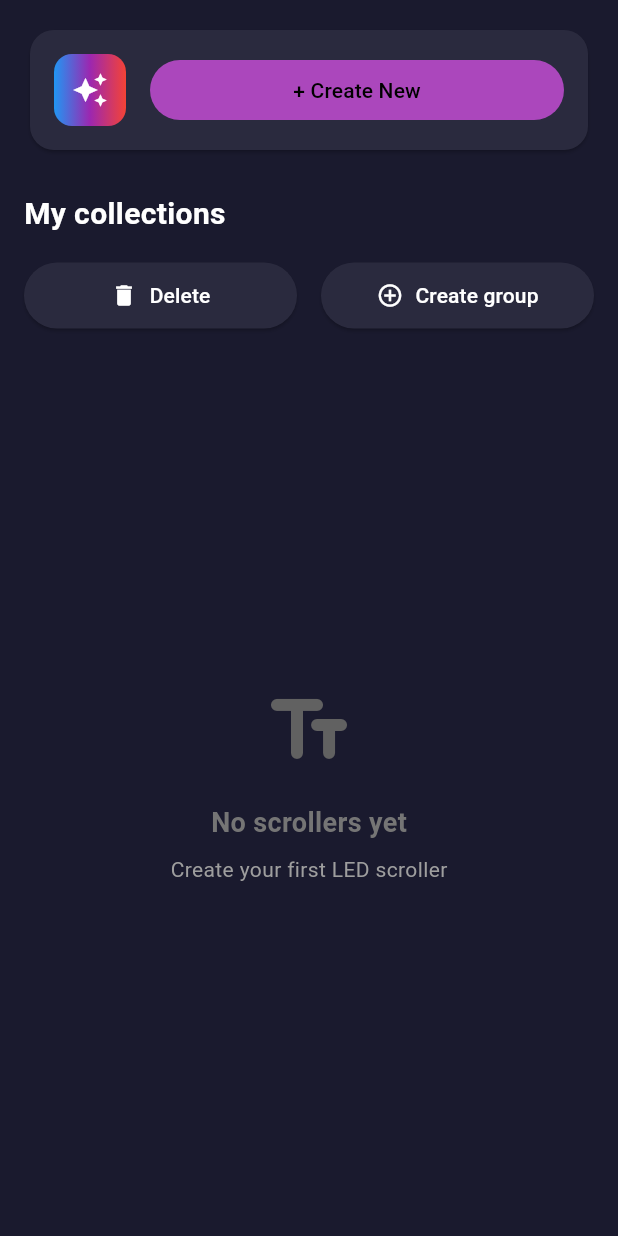
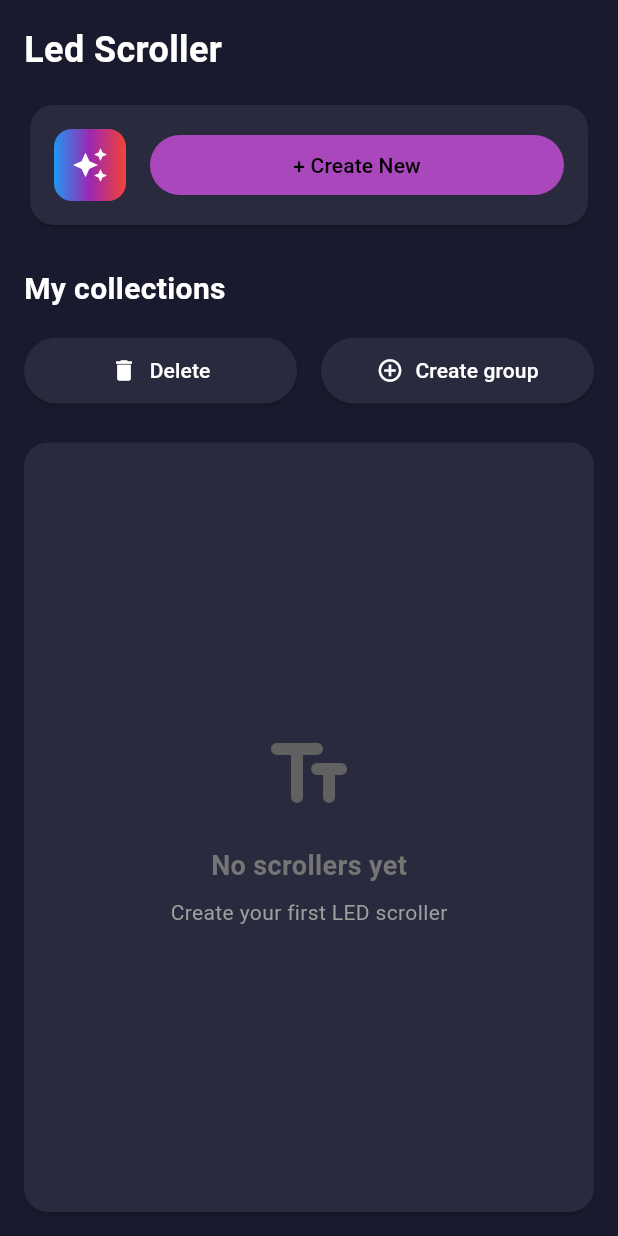
Before and after one commit to s1096137115/led_scroller, a Flutter app: the screen it shows after launch, on a phone screen of 412 x 824 dp. Run offline on Flutter 3.47's test engine with Material 3 defaults, Android fonts, the phone set to English and light mode, and no system bars; our stand-ins replace flutter_riverpod, freezed_annotation, go_router, shared_preferences.

Commit message:
adjust homescreen ui

```diff
--- a/lib/screens/home/home_screen.dart
+++ b/lib/screens/home/home_screen.dart
@@ -30,6 +30,18 @@ class _HomeScreenState extends ConsumerState<HomeScreen> {
           child: Column(
             crossAxisAlignment: CrossAxisAlignment.start,
             children: [
+              // 添加 "Led Scroller" 標題
+              const Padding(
+                padding: EdgeInsets.only(bottom: 16.0),
+                child: Text(
+                  'Led Scroller',
+                  style: TextStyle(
+                    fontSize: 24,
+                    fontWeight: FontWeight.bold,
+                  ),
+                ),
+              ),
+
               // App Logo and Create New Button
               Card(
                 child: Padding(
@@ -64,7 +76,7 @@ class _HomeScreenState extends ConsumerState<HomeScreen> {
               ),
               const SizedBox(height: 24),
 
-              // My Collections Section with Action Buttons (Updated UI)
+              // My Collections Section with Action Buttons
               const Text(
                 'My collections',
                 style: TextStyle(
@@ -138,8 +150,16 @@ class _HomeScreenState extends ConsumerState<HomeScreen> {
                 const SizedBox(height: 8),
               ],
 
-              // Scrollers List or Empty State
+              // 將整個列表放入一個帶框的 Card 中
               Expanded(
+                child: Card(
+                  margin: const EdgeInsets.only(top: 8.0),
+                  shape: RoundedRectangleBorder(
+                    borderRadius: BorderRadius.circular(16),
+                  ),
+                  color: const Color(0xFF2A2A3E), // 設定與設計稿相符的深色背景
+                  child: Padding(
+                    padding: const EdgeInsets.all(12.0),
                     child: scrollers.isEmpty
                         ? _buildEmptyState()
                         : ListView.builder(
@@ -160,6 +180,8 @@ class _HomeScreenState extends ConsumerState<HomeScreen> {
                           ),
                         );
                       },
+                    ),
+                  ),
                 ),
               ),
             ],
```
Also changed, not shown: 1 other file. Lines whose indentation alone changed are shown as unchanged.
